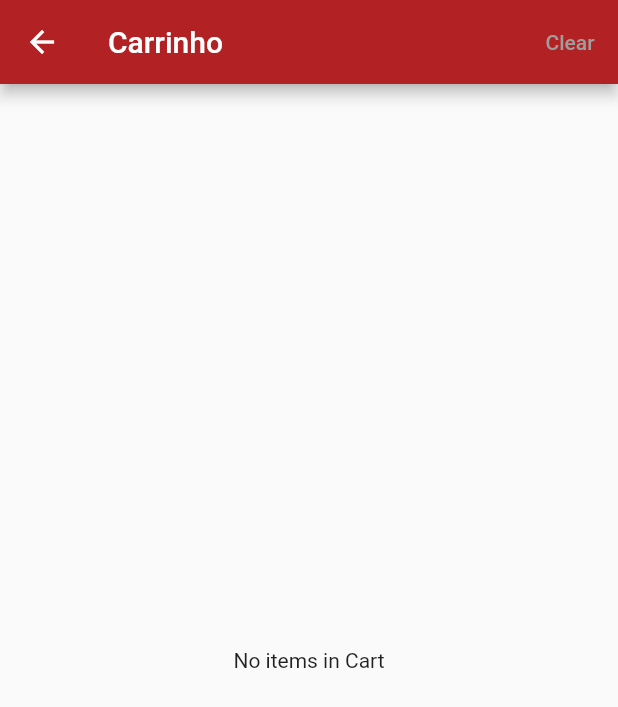
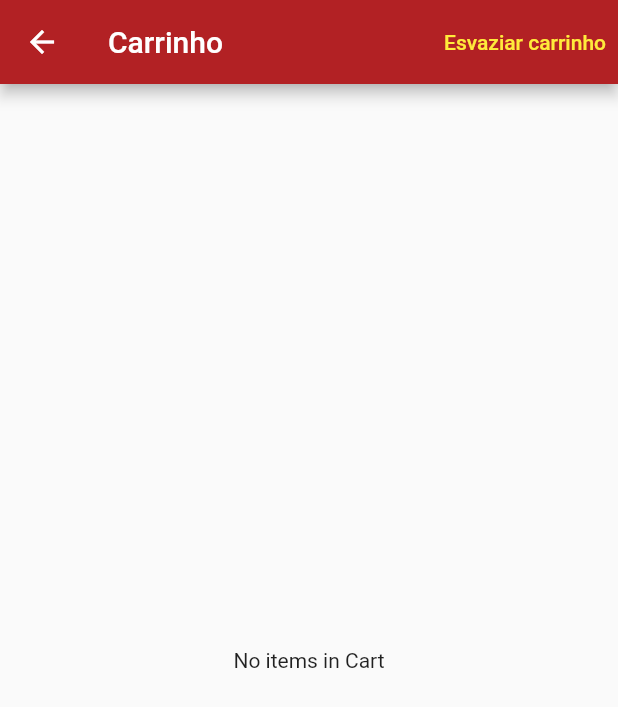
Before and after one commit to LucasPBAlves/Kyoto-Express, a Flutter app: the CartPage screen opened by its route, on a phone screen of 412 x 824 dp. Shown: the top 707 px of the screen. Run offline on Flutter 3.47's test engine with Material 2 defaults, Android fonts, the phone set to English and light mode, and no system bars; our stand-ins replace flutter_credit_card.

Commit message:
Update carrinho_tela.dart
Mudança no texto Clear para Esvaziar carrinho e mudança na cor deste texto

```diff
--- a/lib/carrinho_tela.dart
+++ b/lib/carrinho_tela.dart
@@ -22,8 +22,8 @@ class _CartPageState extends State<CartPage> {
           actions: <Widget>[
             TextButton(
                 child: const Text(
-                  "Clear",
-                  style: TextStyle(color: Colors.grey),
+                  "Esvaziar carrinho",
+                  style: TextStyle(color: Colors.yellow),
                 ),
                 onPressed: () => ScopedModel.of<CartModel>(context).clearCart())
           ],
```
